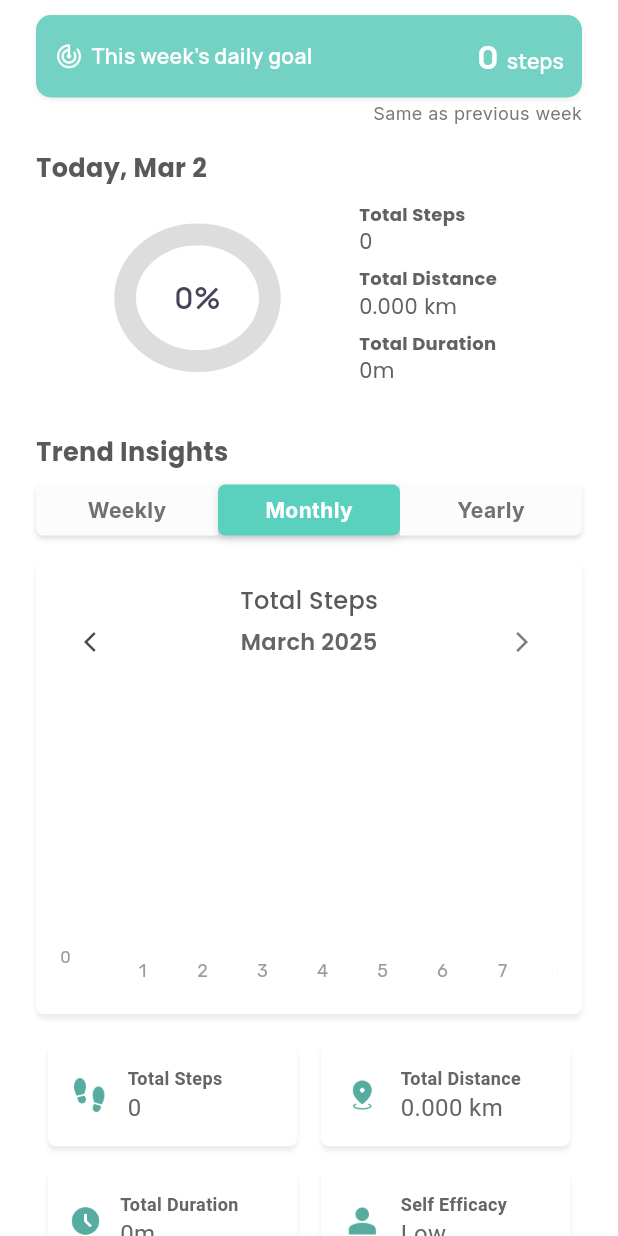
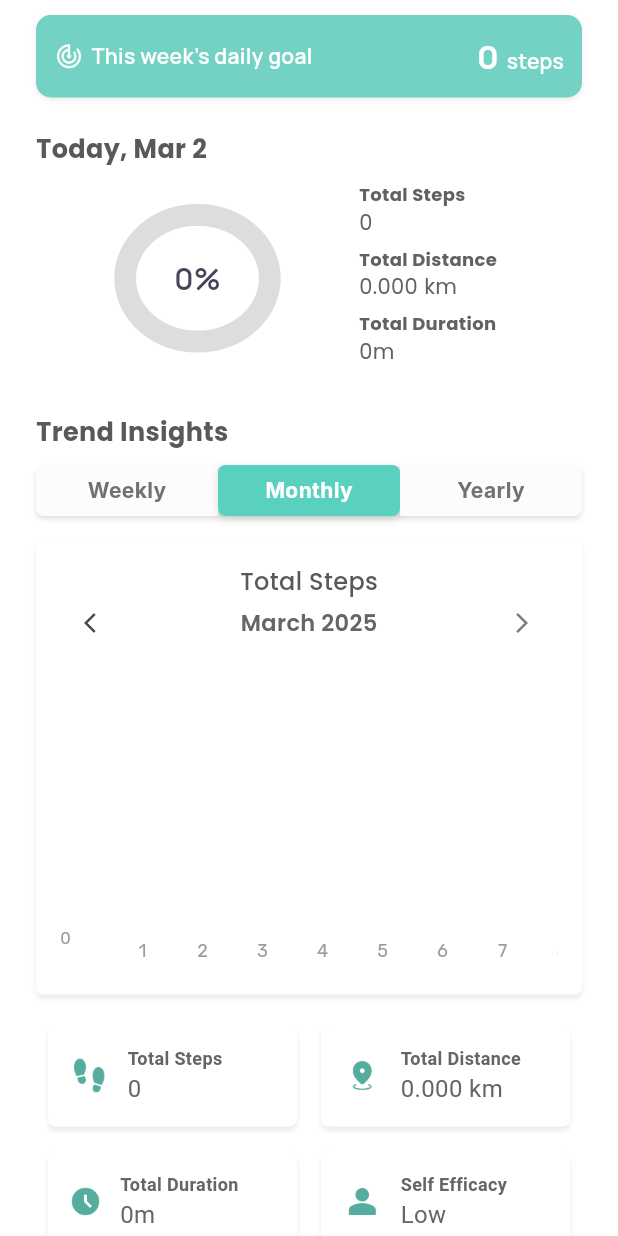
Before and after one commit to dianacompahinay/TranquilGo, a Flutter app: the StatisticsPage screen opened directly, after a tap on "Monthly", on a phone screen of 412 x 824 dp. Run offline on Flutter 3.47's test engine with Material 3 defaults, Android fonts, the light colour scheme and no system bars; drawn by our look-alikes of fl_chart; our stand-ins replace cloud_firestore, firebase_auth, firebase_core, google_fonts, google_maps_flutter, googleapis_auth and 7 more; missing offline and left inert: cloudinary_sdk, googleapis; accounts and stored records are empty.

Commit message:
returned target goal change as a string and made initial load for dashboard and stats. Also removed the monday and current date comparison in navigation, since data needs to be updated if it was not updated for the current week (when currently not monday).

```diff
--- a/tranquilgo/lib/providers/ActivityProvider.dart
+++ b/tranquilgo/lib/providers/ActivityProvider.dart
@@ -9,7 +9,7 @@ class ActivityProvider with ChangeNotifier {
 
   int _steps = 0;
   int _goalSteps = 0;
-  double _targetChange = 0.0;
+  String _targetChange = "";
 
   // for stats graph view
   String rangeType = 'Weekly';
@@ -44,7 +44,7 @@ class ActivityProvider with ChangeNotifier {
 
   int get steps => _steps;
   int get goalSteps => _goalSteps;
-  double get targetChange => _targetChange;
+  String get targetChange => _targetChange;
   List<int> get stepsPerDateRange => _stepsPerDateRange;
 
   Map<String, dynamic> get weeklyActivitySummary => _weeklyActivitySummary;
@@ -54,6 +54,19 @@ class ActivityProvider with ChangeNotifier {
   bool get isLoading => _isLoading;
   bool get isStatsLoading => _isStatsLoading;
   bool get isGraphLoading => _isGraphLoading;
+
+  void initialLoad(String userId) async {
+    if (!isOverviewFetch && !isStatsFetch) {
+      await getTotalSteps(userId);
+      await fetchtWeeklyActivityOverview(userId);
+      _goalSteps = await getTargetSteps(userId);
+      _targetChange = await getTargetStepChange(userId);
+      await fetchtTodayActivityOverview(userId);
+      await fetchStepsByDateRange(userId, rangeType, graphStartDate);
+      isOverviewFetch = true;
+      isStatsFetch = true;
+    }
+  }
 
   void listenToActivityChanges(String userId) {
     firestore
@@ -136,12 +149,12 @@ class ActivityProvider with ChangeNotifier {
     return 0; // return 0 if error occurs
   }
 
-  Future<double> getTargetStepChange(String userId) async {
+  Future<String> getTargetStepChange(String userId) async {
     _isStatsLoading = true;
     notifyListeners();
 
     try {
-      double targetStepChange =
+      String targetStepChange =
           await activityService.getTargetStepChange(userId);
       return targetStepChange;
     } catch (e) {
@@ -151,7 +164,7 @@ class ActivityProvider with ChangeNotifier {
     _isStatsLoading = false;
     notifyListeners();
 
-    return 0; // return 0 if error occurs
+    return ""; // return 0 if error occurs
   }
 
   Future<void> fetchtWeeklyActivityOverview(String userId) async {
--- a/tranquilgo/lib/screens/Dashboard.dart
+++ b/tranquilgo/lib/screens/Dashboard.dart
@@ -29,6 +29,7 @@ class DashboardState extends State<Dashboard> {
           Provider.of<MindfulnessProvider>(context, listen: false);
       userProvider.fetchUserDetails(userId);
 
+      activityProvider.initialLoad(userId);
       activityProvider.listenToActivityChanges(userId);
       mindfulnessProvider.listenToMoodChanges(userId);
     });
--- a/tranquilgo/lib/screens/Walking/Statistics.dart
+++ b/tranquilgo/lib/screens/Walking/Statistics.dart
@@ -33,6 +33,7 @@ class _StatisticsPageState extends State<StatisticsPage> {
       final activityProvider =
           Provider.of<ActivityProvider>(context, listen: false);
       try {
+        activityProvider.initialLoad(userId);
         activityProvider.setGraphView(currentTab, startDate);
         activityProvider.listenToActivityStatsChanges(userId);
       } catch (e) {
@@ -182,16 +183,18 @@ class _StatisticsPageState extends State<StatisticsPage> {
                         const SizedBox(height: 2),
 
                         // weekly step increase
-                        Align(
+                        activityProvider.targetChange != ""
+                            ? Align(
                                 alignment: Alignment.centerRight,
                                 child: Text(
-                            formatTargetChange(activityProvider.targetChange),
+                                  activityProvider.targetChange,
                                   style: GoogleFonts.inter(
                                     fontSize: 12,
                                     color: const Color(0xFF797979),
                                   ),
                                 ),
-                        ),
+                              )
+                            : const SizedBox(height: 4),
 
                         const SizedBox(height: 16),
 
@@ -806,21 +809,6 @@ class _StatisticsPageState extends State<StatisticsPage> {
     }
   }
 
-  String formatTargetChange(double targetChange) {
-    double percentage = targetChange * 100;
-    String changeType = percentage >= 0 ? "higher" : "lower";
-    percentage = percentage.abs(); // absolute value
-
-    if (percentage == 0) return "Same as previous week";
-
-    // format based on whether it has decimals
-    String formattedPercentage = percentage % 1 == 0
-        ? percentage.toInt().toString() // whole number, means no decimals
-        : percentage.toStringAsFixed(2); // display up to 2 decimal places
-
-    return '$formattedPercentage% $changeType than previous week';
-  }
-
   String formatTimeDuration(int seconds) {
     int hours = seconds ~/ 3600;
     int minutes = (seconds % 3600) ~/ 60;
```
Also changed, not shown: tranquilgo/lib/api/activity_service.dart (+23 -7 lines), tranquilgo/lib/components/Navigation.dart (+3 -6 lines). Lines whose indentation alone changed are shown as unchanged.
